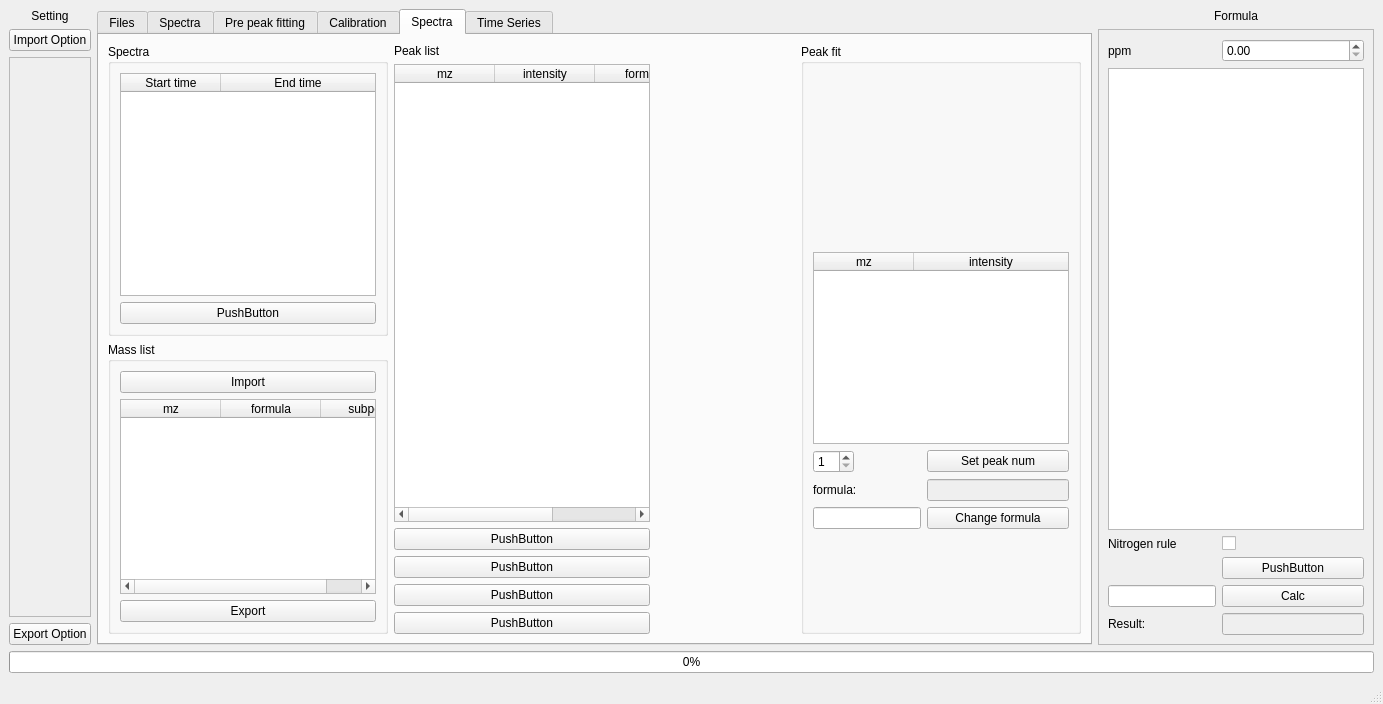
Qt form Oribitool.ui (l460289052/Orbitool) before a commit.
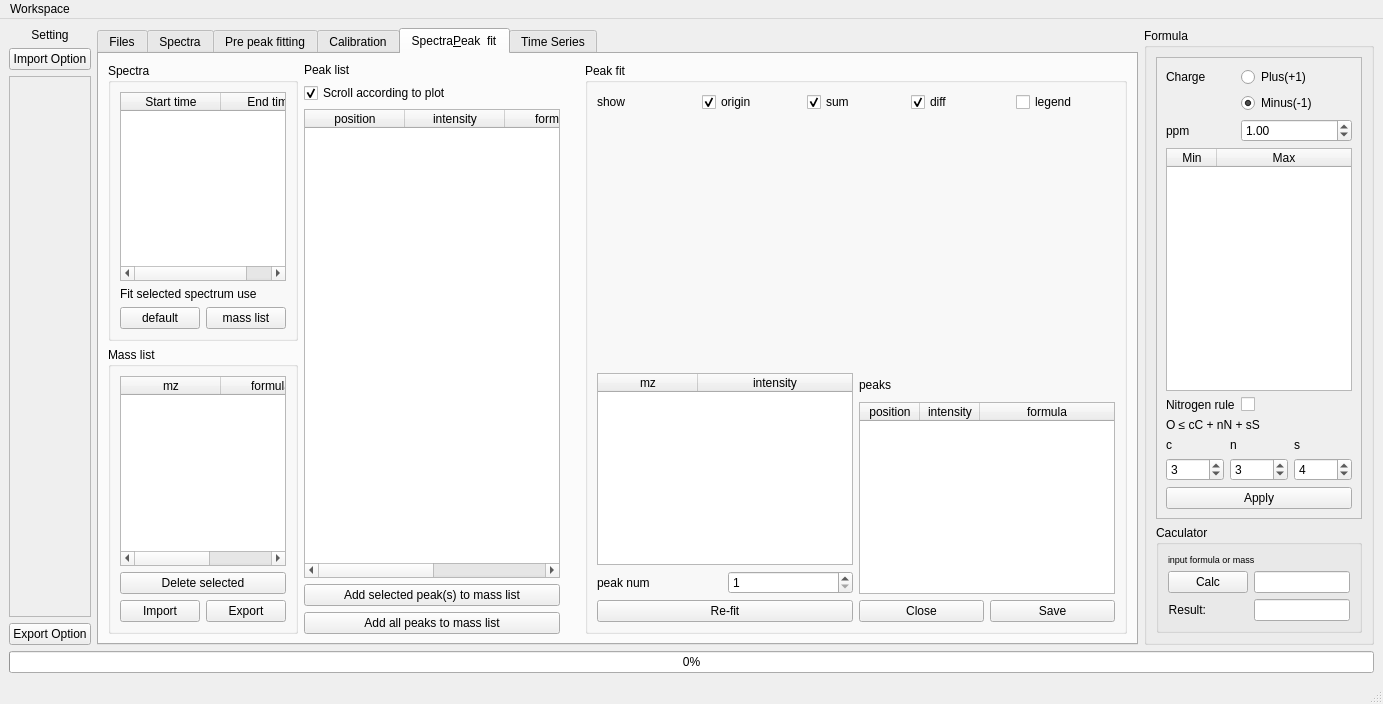
The same form after that commit. The open tabs and pages were chosen to show the change.

Commit message: almost finish peak fitting...

```diff
--- a/Oribitool.ui
+++ b/Oribitool.ui
@@ -871,13 +871,19 @@
          </widget>
          <widget class="QWidget" name="spectra2Tab">
           <attribute name="title">
-           <string>Spectra</string>
+           <string>Spectra&amp;Peak  fit</string>
           </attribute>
           <layout class="QHBoxLayout" name="horizontalLayout_6">
            <item>
             <layout class="QVBoxLayout" name="verticalLayout_12">
              <item>
               <widget class="QGroupBox" name="groupBox">
+               <property name="minimumSize">
+                <size>
+                 <width>150</width>
+                 <height>0</height>
+                </size>
+               </property>
                <property name="title">
                 <string>Spectra</string>
                </property>
@@ -890,6 +896,15 @@
                     <verstretch>0</verstretch>
                    </sizepolicy>
                   </property>
+                  <property name="maximumSize">
+                   <size>
+                    <width>200</width>
+                    <height>16777215</height>
+                   </size>
+                  </property>
+                  <property name="editTriggers">
+                   <set>QAbstractItemView::NoEditTriggers</set>
+                  </property>
                   <property name="verticalScrollMode">
                    <enum>QAbstractItemView::ScrollPerPixel</enum>
                   </property>
@@ -912,12 +927,42 @@
                  </widget>
                 </item>
                 <item>
-                 <widget class="QPushButton" name="pushButton_12">
+                 <widget class="QLabel" name="label_20">
                   <property name="text">
-                   <string>PushButton</string>
+                   <string>Fit selected spectrum use</string>
                   </property>
                  </widget>
                 </item>
+                <item>
+                 <layout class="QHBoxLayout" name="horizontalLayout_14">
+                  <item>
+                   <widget class="QPushButton" name="spectra2FitDefaultPushButton">
+                    <property name="sizePolicy">
+                     <sizepolicy hsizetype="Maximum" vsizetype="Fixed">
+                      <horstretch>0</horstretch>
+                      <verstretch>0</verstretch>
+                     </sizepolicy>
+                    </property>
+                    <property name="text">
+                     <string>default</string>
+                    </property>
+                   </widget>
+                  </item>
+                  <item>
+                   <widget class="QPushButton" name="spectra2FitUseMassListPushButton">
+                    <property name="sizePolicy">
+                     <sizepolicy hsizetype="Maximum" vsizetype="Fixed">
+                      <horstretch>0</horstretch>
+                      <verstretch>0</verstretch>
+                     </sizepolicy>
+                    </property>
+                    <property name="text">
+                     <string>mass list</string>
+                    </property>
+                   </widget>
+                  </item>
+                 </layout>
+                </item>
                </layout>
               </widget>
              </item>
@@ -928,20 +973,22 @@
                </property>
                <layout class="QVBoxLayout" name="verticalLayout_17">
                 <item>
-                 <widget class="QPushButton" name="pushButton_4">
-                  <property name="text">
-                   <string>Import</string>
-                  </property>
-                 </widget>
-                </item>
-                <item>
-                 <widget class="QTableWidget" name="tableWidget_2">
+                 <widget class="QTableWidget" name="spectra2MassListTableWidget">
                   <property name="sizePolicy">
                    <sizepolicy hsizetype="Preferred" vsizetype="Expanding">
                     <horstretch>0</horstretch>
                     <verstretch>0</verstretch>
                    </sizepolicy>
                   </property>
+                  <property name="maximumSize">
+                   <size>
+                    <width>200</width>
+                    <height>16777215</height>
+                   </size>
+                  </property>
+                  <property name="editTriggers">
+                   <set>QAbstractItemView::NoEditTriggers</set>
+                  </property>
                   <property name="verticalScrollMode">
                    <enum>QAbstractItemView::ScrollPerPixel</enum>
                   </property>
@@ -969,12 +1016,48 @@
                  </widget>
                 </item>
                 <item>
-                 <widget class="QPushButton" name="pushButton_13">
+                 <widget class="QPushButton" name="spectra2MassListDeletePushButton">
+                  <property name="sizePolicy">
+                   <sizepolicy hsizetype="Minimum" vsizetype="Fixed">
+                    <horstretch>0</horstretch>
+                    <verstretch>0</verstretch>
+                   </sizepolicy>
+                  </property>
                   <property name="text">
-                   <string>Export</string>
+                   <string>Delete selected</string>
                   </property>
                  </widget>
                 </item>
+                <item>
+                 <layout class="QHBoxLayout" name="horizontalLayout_13">
+                  <item>
+                   <widget class="QPushButton" name="spectra2MassListImportPushButton">
+                    <property name="sizePolicy">
+                     <sizepolicy hsizetype="Maximum" vsizetype="Fixed">
+                      <horstretch>0</horstretch>
+                      <verstretch>0</verstretch>
+                     </sizepolicy>
+                    </property>
+                    <property name="text">
+                     <string>Import</string>
+                    </property>
+                   </widget>
+                  </item>
+                  <item>
+                   <widget class="QPushButton" name="spectra2MassListExportPushButton">
+                    <property name="sizePolicy">
+                     <sizepolicy hsizetype="Fixed" vsizetype="Fixed">
+                      <horstretch>0</horstretch>
+                      <verstretch>0</verstretch>
+                     </sizepolicy>
+                    </property>
+                    <property name="text">
+                     <string>Export</string>
+                    </property>
+                   </widget>
+                  </item>
+                 </layout>
+                </item>
                </layout>
               </widget>
              </item>
@@ -990,7 +1073,17 @@
               </widget>
              </item>
              <item>
-              <widget class="QTableWidget" name="tableWidget_3">
+              <widget class="QCheckBox" name="spectrum2AutoScrollCheckBox">
+               <property name="text">
+                <string>Scroll according to plot</string>
+               </property>
+               <property name="checked">
+                <bool>true</bool>
+               </property>
+              </widget>
+             </item>
+             <item>
+              <widget class="QTableWidget" name="spectrum2PeakListTableWidget">
                <property name="sizePolicy">
                 <sizepolicy hsizetype="Preferred" vsizetype="Expanding">
                  <horstretch>0</horstretch>
@@ -1008,7 +1101,7 @@
                </attribute>
                <column>
                 <property name="text">
-                 <string>mz</string>
+                 <string>position</string>
                 </property>
                </column>
                <column>
@@ -1026,33 +1119,24 @@
                  <string>area</string>
                 </property>
                </column>
+               <column>
+                <property name="text">
+                 <string>peaks num</string>
+                </property>
+               </column>
               </widget>
              </item>
              <item>
               <widget class="QPushButton" name="pushButton_18">
                <property name="text">
-                <string>PushButton</string>
+                <string>Add selected peak(s) to mass list</string>
                </property>
               </widget>
              </item>
              <item>
               <widget class="QPushButton" name="pushButton_17">
                <property name="text">
-                <string>PushButton</string>
-               </property>
-              </widget>
-             </item>
-             <item>
-              <widget class="QPushButton" name="pushButton_16">
-               <property name="text">
-                <string>PushButton</string>
-               </property>
-              </widget>
-             </item>
-             <item>
-              <widget class="QPushButton" name="pushButton_15">
-               <property name="text">
-                <string>PushButton</string>
+                <string>Add all peaks to mass list</string>
                </property>
               </widget>
              </item>
@@ -1069,94 +1153,215 @@
             </widget>
            </item>
            <item>
-            <widget class="QGroupBox" name="groupBox_3">
+            <widget class="QGroupBox" name="spectrum2PeakFitGroupBox">
              <property name="title">
               <string>Peak fit</string>
              </property>
              <layout class="QVBoxLayout" name="verticalLayout_13">
               <item>
-               <widget class="QWidget" name="widget_2" native="true"/>
+               <layout class="QHBoxLayout" name="horizontalLayout_10">
+                <item>
+                 <widget class="QLabel" name="label_18">
+                  <property name="text">
+                   <string>show</string>
+                  </property>
+                 </widget>
+                </item>
+                <item>
+                 <widget class="QCheckBox" name="spectrum2PeakOriginCheckBox">
+                  <property name="text">
+                   <string>origin</string>
+                  </property>
+                  <property name="checked">
+                   <bool>true</bool>
+                  </property>
+                 </widget>
+                </item>
+                <item>
+                 <widget class="QCheckBox" name="spectrum2PeakSumCheckBox">
+                  <property name="text">
+                   <string>sum</string>
+                  </property>
+                  <property name="checked">
+                   <bool>true</bool>
+                  </property>
+                 </widget>
+                </item>
+                <item>
+                 <widget class="QCheckBox" name="spectrum2PeakDiffCheckBox">
+                  <property name="text">
+                   <string>diff</string>
+                  </property>
+                  <property name="checked">
+                   <bool>true</bool>
+                  </property>
+                 </widget>
+                </item>
+                <item>
+                 <widget class="QCheckBox" name="spectrum2PeakLegendCheckBox">
+                  <property name="text">
+                   <string>legend</string>
+                  </property>
+                 </widget>
+                </item>
+               </layout>
               </item>
               <item>
-               <widget class="QTableWidget" name="tableWidget_4">
+               <widget class="QWidget" name="spectrum2PeakWidget" native="true">
                 <property name="sizePolicy">
-                 <sizepolicy hsizetype="Expanding" vsizetype="Preferred">
+                 <sizepolicy hsizetype="Preferred" vsizetype="Expanding">
                   <horstretch>0</horstretch>
                   <verstretch>0</verstretch>
                  </sizepolicy>
                 </property>
-                <property name="verticalScrollMode">
-                 <enum>QAbstractItemView::ScrollPerPixel</enum>
+                <property name="minimumSize">
+                 <size>
+                  <width>0</width>
+                  <height>0</height>
+                 </size>
                 </property>
-                <property name="horizontalScrollMode">
-                 <enum>QAbstractItemView::ScrollPerPixel</enum>
-                </property>
-                <attribute name="horizontalHeaderStretchLastSection">
-                 <bool>true</bool>
-                </attribute>
-                <column>
-                 <property name="text">
-                  <string>mz</string>
-                 </property>
-                </column>
-                <column>
-                 <property name="text">
-                  <string>intensity</string>
-                 </property>
-                </column>
                </widget>
               </item>
               <item>
-               <layout class="QFormLayout" name="formLayout_2">
-                <item row="0" column="0">
-                 <widget class="QSpinBox" name="spinBox">
-                  <property name="sizePolicy">
-                   <sizepolicy hsizetype="Preferred" vsizetype="Fixed">
-                    <horstretch>0</horstretch>
-                    <verstretch>0</verstretch>
-                   </sizepolicy>
-                  </property>
-                  <property name="minimum">
-                   <number>1</number>
-                  </property>
-                 </widget>
+               <layout class="QHBoxLayout" name="horizontalLayout_12">
+                <item>
+                 <layout class="QVBoxLayout" name="verticalLayout_4">
+                  <item>
+                   <widget class="QTableWidget" name="spectrum2PeakTableWidget">
+                    <property name="sizePolicy">
+                     <sizepolicy hsizetype="Expanding" vsizetype="Preferred">
+                      <horstretch>0</horstretch>
+                      <verstretch>0</verstretch>
+                     </sizepolicy>
+                    </property>
+                    <property name="minimumSize">
+                     <size>
+                      <width>0</width>
+                      <height>150</height>
+                     </size>
+                    </property>
+                    <property name="editTriggers">
+                     <set>QAbstractItemView::NoEditTriggers</set>
+                    </property>
+                    <property name="verticalScrollMode">
+                     <enum>QAbstractItemView::ScrollPerPixel</enum>
+                    </property>
+                    <property name="horizontalScrollMode">
+                     <enum>QAbstractItemView::ScrollPerPixel</enum>
+                    </property>
+                    <attribute name="horizontalHeaderStretchLastSection">
+                     <bool>true</bool>
+                    </attribute>
+                    <column>
+                     <property name="text">
+                      <string>mz</string>
+                     </property>
+                    </column>
+                    <column>
+                     <property name="text">
+                      <string>intensity</string>
+                     </property>
+                    </column>
+                   </widget>
+                  </item>
+                  <item>
+                   <layout class="QHBoxLayout" name="horizontalLayout_15">
+                    <item>
+                     <widget class="QLabel" name="label_13">
+                      <property name="text">
+                       <string>peak num</string>
+                      </property>
+                     </widget>
+                    </item>
+                    <item>
+                     <widget class="QSpinBox" name="spectrum2PeakNumSpinBox">
+                      <property name="minimum">
+                       <number>1</number>
+                      </property>
+                     </widget>
+                    </item>
+                   </layout>
+                  </item>
+                  <item>
+                   <widget class="QPushButton" name="spectrum2PeakRefitPushButton">
+                    <property name="text">
+                     <string>Re-fit</string>
+                    </property>
+                   </widget>
+                  </item>
+                 </layout>
                 </item>
-                <item row="0" column="1">
-                 <widget class="QPushButton" name="pushButton_5">
-                  <property name="text">
-                   <string>Set peak num</string>
-                  </property>
-                 </widget>
-                </item>
-                <item row="2" column="0">
-                 <widget class="QLineEdit" name="lineEdit"/>
-                </item>
-                <item row="2" column="1">
-                 <widget class="QPushButton" name="pushButton_6">
-                  <property name="text">
-                   <string>Change formula</string>
-                  </property>
-                 </widget>
-                </item>
-                <item row="1" column="0">
-                 <widget class="QLabel" name="label_13">
-                  <property name="sizePolicy">
-                   <sizepolicy hsizetype="Preferred" vsizetype="Preferred">
-                    <horstretch>0</horstretch>
-                    <verstretch>0</verstretch>
-                   </sizepolicy>
-                  </property>
-                  <property name="text">
-                   <string>formula:</string>
-                  </property>
-                 </widget>
-                </item>
-                <item row="1" column="1">
-                 <widget class="QLineEdit" name="lineEdit_4">
-                  <property name="enabled">
-                   <bool>false</bool>
-                  </property>
-                 </widget>
+                <item>
+                 <layout class="QVBoxLayout" name="verticalLayout_19">
+                  <item>
+                   <widget class="QLabel" name="label_21">
+                    <property name="text">
+                     <string>peaks</string>
+                    </property>
+                   </widget>
+                  </item>
+                  <item>
+                   <widget class="QTableWidget" name="spectrum2PeakPropertyTableWidget">
+                    <property name="sizePolicy">
+                     <sizepolicy hsizetype="Expanding" vsizetype="Preferred">
+                      <horstretch>0</horstretch>
+                      <verstretch>0</verstretch>
+                     </sizepolicy>
+                    </property>
+                    <property name="verticalScrollMode">
+                     <enum>QAbstractItemView::ScrollPerPixel</enum>
+                    </property>
+                    <property name="horizontalScrollMode">
+                     <enum>QAbstractItemView::ScrollPerPixel</enum>
+                    </property>
+                    <attribute name="horizontalHeaderDefaultSectionSize">
+                     <number>60</number>
+                    </attribute>
+                    <attribute name="horizontalHeaderStretchLastSection">
+                     <bool>true</bool>
+                    </attribute>
+                    <column>
+                     <property name="text">
+                      <string>position</string>
+                     </property>
+                    </column>
+                    <column>
+                     <property name="text">
+                      <string>intensity</string>
+                     </property>
+                    </column>
+                    <column>
+                     <property name="text">
+                      <string>formula</string>
+                     </property>
+                    </column>
+                   </widget>
+                  </item>
+                  <item>
+                   <layout class="QHBoxLayout" name="horizontalLayout_11">
+                    <item>
+                     <widget class="QPushButton" name="spectrum2PeakClosePushButton">
+                      <property name="sizePolicy">
+                       <sizepolicy hsizetype="Preferred" vsizetype="Fixed">
+                        <horstretch>0</horstretch>
+                        <verstretch>0</verstretch>
+                       </sizepolicy>
+                      </property>
+                      <property name="text">
+                       <string>Close</string>
+                      </property>
+                     </widget>
+                    </item>
+                    <item>
+                     <widget class="QPushButton" name="spectrum2PeakSavePushButton">
+                      <property name="text">
+                       <string>Save</string>
+                      </property>
+                     </widget>
+                    </item>
+                   </layout>
+                  </item>
+                 </layout>
                 </item>
                </layout>
               </item>
@@ -1199,101 +1404,263 @@
         </widget>
        </item>
        <item>
-        <layout class="QVBoxLayout" name="verticalLayout_4">
-         <item>
-          <widget class="QLabel" name="label_2">
-           <property name="text">
-            <string>Formula</string>
-           </property>
-           <property name="alignment">
-            <set>Qt::AlignCenter</set>
-           </property>
-          </widget>
-         </item>
-         <item>
-          <widget class="QScrollArea" name="scrollArea_2">
-           <property name="sizePolicy">
-            <sizepolicy hsizetype="Preferred" vsizetype="Expanding">
-             <horstretch>0</horstretch>
-             <verstretch>0</verstretch>
-            </sizepolicy>
-           </property>
-           <property name="widgetResizable">
-            <bool>true</bool>
-           </property>
-           <widget class="QWidget" name="scrollAreaWidgetContents_2">
-            <property name="geometry">
-             <rect>
-              <x>0</x>
-              <y>0</y>
-              <width>274</width>
-              <height>593</height>
-             </rect>
+        <widget class="QGroupBox" name="formulaGroupBox">
+         <property name="sizePolicy">
+          <sizepolicy hsizetype="Fixed" vsizetype="Preferred">
+           <horstretch>0</horstretch>
+           <verstretch>0</verstretch>
+          </sizepolicy>
+         </property>
+         <property name="maximumSize">
+          <size>
+           <width>230</width>
+           <height>16777215</height>
+          </size>
+         </property>
+         <property name="font">
+          <font>
+           <weight>50</weight>
+           <bold>false</bold>
+          </font>
+         </property>
+         <property name="title">
+          <string>Formula</string>
+         </property>
+         <layout class="QVBoxLayout" name="verticalLayout_18">
+          <item>
+           <widget class="QScrollArea" name="scrollArea_2">
+            <property name="sizePolicy">
+             <sizepolicy hsizetype="Preferred" vsizetype="Expanding">
+              <horstretch>0</horstretch>
+              <verstretch>0</verstretch>
+             </sizepolicy>
             </property>
-            <layout class="QFormLayout" name="formLayout_3">
-             <item row="0" column="0">
-              <widget class="QLabel" name="label_5">
+            <property name="widgetResizable">
+             <bool>true</bool>
+            </property>
+            <widget class="QWidget" name="scrollAreaWidgetContents_2">
+             <property name="geometry">
+              <rect>
+               <x>0</x>
+               <y>0</y>
+               <width>208</width>
+               <height>473</height>
+              </rect>
+             </property>
+             <layout class="QFormLayout" name="formLayout_3">
+              <item row="0" column="0">
+               <widget class="QLabel" name="label_14">
+                <property name="text">
+                 <string>Charge</string>
+                </property>
+               </widget>
+              </item>
+              <item row="0" column="1">
+               <widget class="QRadioButton" name="formulaPlusRadioButton">
+                <property name="text">
+                 <string>Plus(+1)</string>
+                </property>
+                <property name="checked">
+                 <bool>false</bool>
+                </property>
+               </widget>
+              </item>
+              <item row="1" column="1">
+               <widget class="QRadioButton" name="formulaMinusRadioButton">
+                <property name="text">
+                 <string>Minus(-1)</string>
+                </property>
+                <property name="checked">
+                 <bool>true</bool>
+                </property>
+               </widget>
+              </item>
+              <item row="2" column="0">
+               <widget class="QLabel" name="label_5">
+                <property name="text">
+                 <string>ppm</string>
+                </property>
+               </widget>
+              </item>
+              <item row="2" column="1">
+               <widget class="QDoubleSpinBox" name="formulaPpmDoubleSpinBox">
+                <property name="minimum">
+                 <double>0.010000000000000</double>
+                </property>
+                <property name="value">
+                 <double>1.000000000000000</double>
+                </property>
+               </widget>
+              </item>
+              <item row="4" column="0" colspan="2">
+               <widget class="QTableWidget" name="formulaTableWidget">
+                <property name="minimumSize">
+                 <size>
+                  <width>0</width>
+                  <height>100</height>
+                 </size>
+                </property>
+                <property name="verticalScrollMode">
+                 <enum>QAbstractItemView::ScrollPerPixel</enum>
+                </property>
+                <attribute name="horizontalHeaderDefaultSectionSize">
+                 <number>50</number>
+                </attribute>
+                <attribute name="horizontalHeaderStretchLastSection">
+                 <bool>true</bool>
+                </attribute>
+                <column>
+                 <property name="text">
+                  <string>Min</string>
+                 </property>
+                </column>
+                <column>
+                 <property name="text">
+                  <string>Max</string>
+                 </property>
+                </column>
+               </widget>
+              </item>
+              <item row="5" column="0">
+               <widget class="QLabel" name="label_6">
+                <property name="text">
+                 <string>Nitrogen rule</string>
+                </property>
+               </widget>
+              </item>
+              <item row="5" column="1">
+               <widget class="QCheckBox" name="formulaNitrogenRuleCheckBox">
+                <property name="text">
+                 <string/>
+                </property>
+               </widget>
+              </item>
+              <item row="6" column="0" colspan="2">
+               <widget class="QLabel" name="label_2">
+                <property name="text">
+                 <string>O ≤ cC + nN + sS</string>
+                </property>
+               </widget>
+              </item>
+              <item row="7" column="0" colspan="2">
+               <layout class="QGridLayout" name="gridLayout">
+                <item row="0" column="1">
+                 <widget class="QLabel" name="label_16">
+                  <property name="text">
+                   <string>n</string>
+                  </property>
+                 </widget>
+                </item>
+                <item row="0" column="2">
+                 <widget class="QLabel" name="label_15">
+                  <property name="text">
+                   <string>s</string>
+                  </property>
+                 </widget>
+                </item>
+                <item row="0" column="0">
+                 <widget class="QLabel" name="label_17">
+                  <property name="text">
+                   <string>c</string>
+                  </property>
+                 </widget>
+                </item>
+                <item row="1" column="0">
+                 <widget class="QSpinBox" name="formulaOCRatioSpinBox">
+                  <property name="value">
+                   <number>3</number>
+                  </property>
+                 </widget>
+                </item>
+                <item row="1" column="1">
+                 <widget class="QSpinBox" name="formulaONRatioSpinBox">
+                  <property name="value">
+                   <number>3</number>
+                  </property>
+                 </widget>
+                </item>
+                <item row="1" column="2">
+                 <widget class="QSpinBox" name="formulaOSRatioSpinBox">
+                  <property name="value">
+                   <number>4</number>
+                  </property>
+                 </widget>
+                </item>
+               </layout>
+              </item>
+              <item row="8" column="0" colspan="2">
+               <widget class="QPushButton" name="formulaApplyPushButton">
+                <property name="text">
+                 <string>Apply</string>
+                </property>
+               </widget>
+              </item>
+             </layout>
+            </widget>
+           </widget>
+          </item>
+          <item>
+           <widget class="QGroupBox" name="groupBox_3">
+            <property name="sizePolicy">
+             <sizepolicy hsizetype="Preferred" vsizetype="Maximum">
+              <horstretch>0</horstretch>
+              <verstretch>0</verstretch>
+             </sizepolicy>
+            </property>
+            <property name="title">
+             <string>Caculator</string>
+            </property>
+            <layout class="QFormLayout" name="formLayout_5">
+             <item row="0" column="0" colspan="2">
+              <widget class="QLabel" name="label_19">
+               <property name="font">
+                <font>
+                 <pointsize>7</pointsize>
+                </font>
+               </property>
                <property name="text">
-                <string>ppm</string>
+                <string>input formula or mass</string>
                </property>
               </widget>
              </item>
-             <item row="0" column="1">
-              <widget class="QDoubleSpinBox" name="doubleSpinBox_2"/>
-             </item>
-             <item row="1" column="0" colspan="2">
-              <widget class="QTableWidget" name="tableWidget_5"/>
-             </item>
              <item row="2" column="0">
-              <widget class="QLabel" name="label_6">
-               <property name="text">
-                <string>Nitrogen rule</string>
-               </property>
-              </widget>
-             </item>
-             <item row="2" column="1">
-              <widget class="QCheckBox" name="checkBox">
-               <property name="text">
-                <string/>
-               </property>
-              </widget>
-             </item>
-             <item row="3" column="1">
-              <widget class="QPushButton" name="pushButton_20">
-               <property name="text">
-                <string>PushButton</string>
-               </property>
-              </widget>
-             </item>
-             <item row="4" column="0">
-              <widget class="QLineEdit" name="lineEdit_2"/>
-             </item>
-             <item row="4" column="1">
-              <widget class="QPushButton" name="pushButton_7">
+              <widget class="QPushButton" name="formulaCalcPushButton">
                <property name="text">
                 <string>Calc</string>
                </property>
               </widget>
              </item>
-             <item row="5" column="0">
+             <item row="3" column="0">
               <widget class="QLabel" name="label_12">
+               <property name="sizePolicy">
+                <sizepolicy hsizetype="Preferred" vsizetype="Preferred">
+                 <horstretch>0</horstretch>
+                 <verstretch>0</verstretch>
+                </sizepolicy>
+               </property>
                <property name="text">
                 <string>Result:</string>
                </property>
+               <property name="alignment">
+                <set>Qt::AlignRight|Qt::AlignTrailing|Qt::AlignVCenter</set>
+               </property>
               </widget>
              </item>
-             <item row="5" column="1">
-              <widget class="QLineEdit" name="lineEdit_3">
+             <item row="3" column="1">
+              <widget class="QLineEdit" name="formulaResultLineEdit">
                <property name="enabled">
-                <bool>false</bool>
+                <bool>true</bool>
                </property>
               </widget>
              </item>
+             <item row="2" column="1">
+              <widget class="QLineEdit" name="formulaInputLineEdit"/>
+             </item>
             </layout>
            </widget>
-          </widget>
-         </item>
-        </layout>
+          </item>
+         </layout>
+        </widget>
        </item>
       </layout>
      </widget>
@@ -1316,6 +1683,14 @@
      <height>23</height>
     </rect>
    </property>
+   <widget class="QMenu" name="workspaceMenu">
+    <property name="title">
+     <string>Workspace</string>
+    </property>
+    <addaction name="workspaceImportAction"/>
+    <addaction name="workspaceExportAction"/>
+   </widget>
+   <addaction name="workspaceMenu"/>
   </widget>
   <widget class="QStatusBar" name="statusbar"/>
  </widget>
```
Left out of the diff: 46 changed lines with no effect on the pictures. The commit also changes 9 other files.
